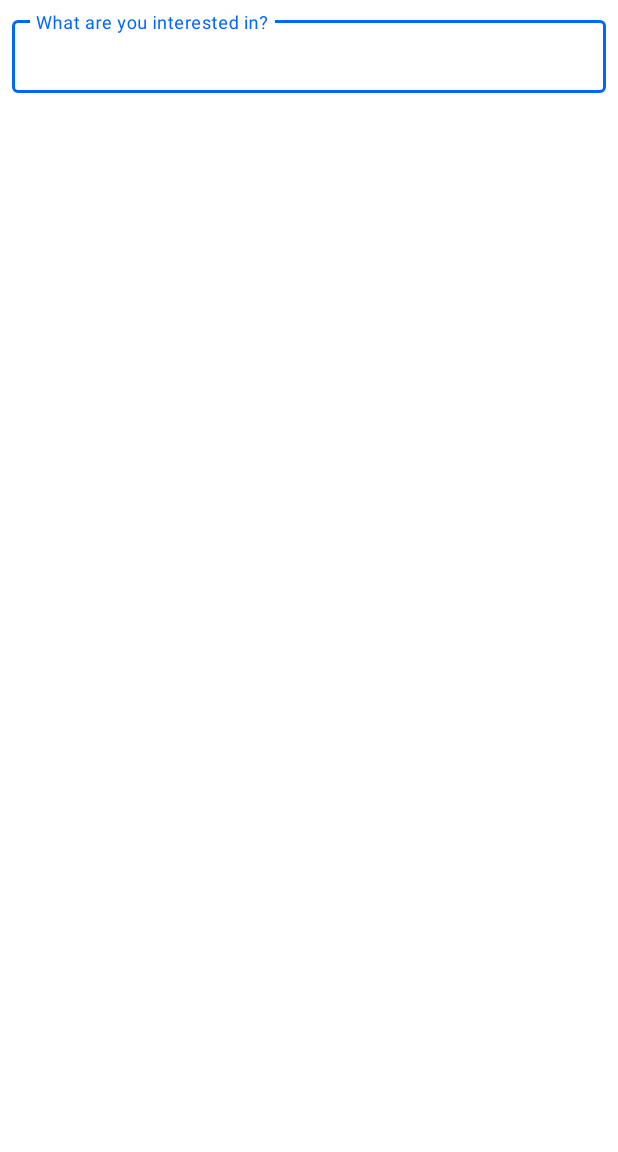
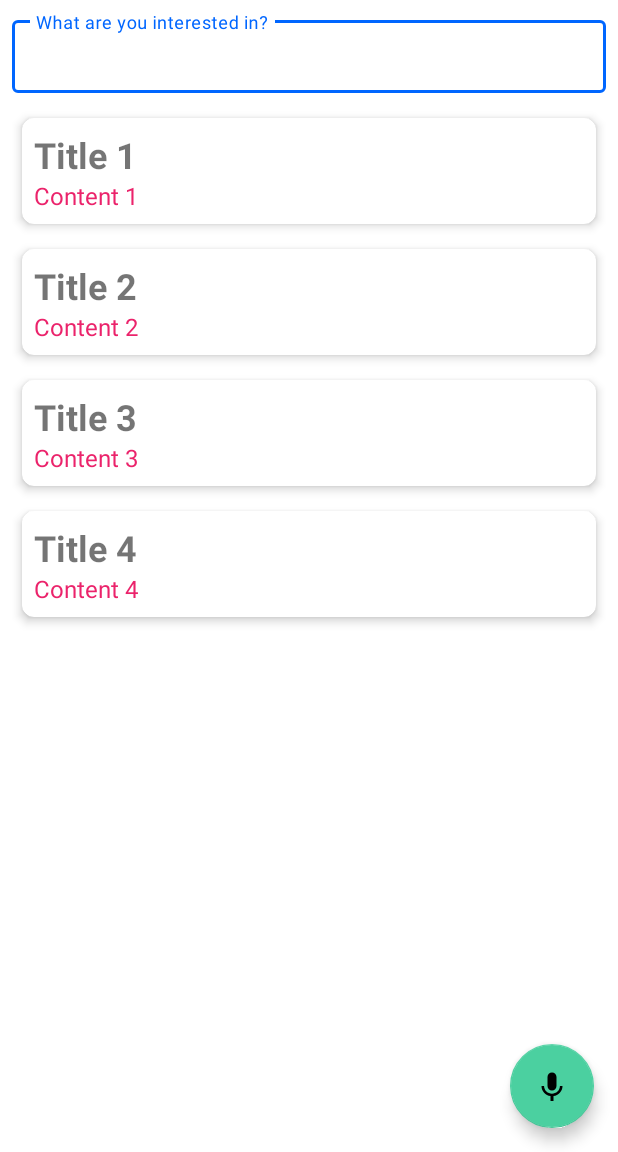
Before and after one commit to NikaNed/NetologyVoiceAssistant, an Android app: the screen it shows after launch (MainActivity), on a phone screen of 412 x 824 dp, the part 84-1236 px from its top. Run offline under Robolectric (Android 15) with nearby library versions, the light colour scheme and no system bars.

Commit message:
Create List view

```diff
--- a/app/src/main/java/com/example/netologyvoiceassistant/MainActivity.kt
+++ b/app/src/main/java/com/example/netologyvoiceassistant/MainActivity.kt
@@ -1,12 +1,40 @@
 package com.example.netologyvoiceassistant
 
+import android.icu.text.CaseMap
 import androidx.appcompat.app.AppCompatActivity
 import android.os.Bundle
 import android.util.Log
 import android.view.Menu
 import android.view.MenuItem
+import android.widget.ListView
+import android.widget.ProgressBar
+import android.widget.SimpleAdapter
 import com.google.android.material.appbar.MaterialToolbar
+import com.google.android.material.floatingactionbutton.FloatingActionButton
+import com.google.android.material.textfield.TextInputEditText
 
+lateinit var requestInput: TextInputEditText
+lateinit var podsAdapter: SimpleAdapter
+lateinit var progressBar: ProgressBar
+
+var pods = mutableListOf<HashMap<String, String>>(
+    HashMap<String, String>().apply {
+        put("Title", "Title 1")
+        put("Content", "Content 1")
+    },
+    HashMap<String, String>().apply {
+        put("Title", "Title 2")
+        put("Content", "Content 2")
+    },
+    HashMap<String, String>().apply {
+        put("Title", "Title 3")
+        put("Content", "Content 3")
+    },
+    HashMap<String, String>().apply {
+        put("Title", "Title 4")
+        put("Content", "Content 4")
+    }
+)
 
 class MainActivity : AppCompatActivity() {
     override fun onCreate(savedInstanceState: Bundle?) {
@@ -16,25 +44,41 @@ class MainActivity : AppCompatActivity() {
 
     }
 
-    private fun initView(){
+    private fun initView() {
         val toolbar = findViewById<MaterialToolbar>(R.id.toolbar) //связываем переменную с тем,
         // что отражается на экране
         setSupportActionBar(toolbar) //связываем toolbar с приложением
+        requestInput = findViewById(R.id.text_input_edit)
+        val podsList: ListView = findViewById(R.id.pods_list)
+        podsAdapter = SimpleAdapter(
+            applicationContext,
+            pods,
+            R.layout.item_pod,
+            arrayOf("Title", "Content"),
+            intArrayOf(R.id.title, R.id.content)
+        )
+        podsList.adapter = podsAdapter
+
+        val voiceInputButton: FloatingActionButton = findViewById(R.id.voice_input_button)
+        voiceInputButton.setOnClickListener {
+            Log.d("TAG", "FAB")
+        }
+        progressBar = findViewById(R.id.progress_bar)
     }
 
     override fun onCreateOptionsMenu(menu: Menu?): Boolean { //переопределяем метод
-        menuInflater.inflate(R.menu.menu_toolbar,menu)//объект отрисовывает приложение
+        menuInflater.inflate(R.menu.menu_toolbar, menu)//объект отрисовывает приложение
         return super.onCreateOptionsMenu(menu)
     }
 
     override fun onOptionsItemSelected(item: MenuItem): Boolean { //чтобы на иконки можно нажимать
-        when(item.itemId){
+        when (item.itemId) {
             R.id.action_stop -> {
-                Log.d("TAG","action_stop")
+                Log.d("TAG", "action_stop")
                 return true
             }
             R.id.action_clear -> {
-                Log.d("TAG","action_clear")
+                Log.d("TAG", "action_clear")
                 return true
             }
         }
--- a/app/src/main/res/layout/activity_main.xml
+++ b/app/src/main/res/layout/activity_main.xml
@@ -43,7 +43,26 @@
         android:divider="?android:attr/colorBackground"
         app:layout_constraintBottom_toBottomOf="parent"
         app:layout_constraintTop_toBottomOf="@+id/text_input_layout"
-        tools:listitem="@layout/item_pod"/>
+        tools:listitem="@layout/item_pod" />
+
+    <com.google.android.material.floatingactionbutton.FloatingActionButton
+        android:id="@+id/voice_input_button"
+        android:layout_width="wrap_content"
+        android:layout_height="wrap_content"
+        android:layout_margin="16dp"
+        android:src="@drawable/ic_baseline_keyboard_voice_24"
+        app:layout_constraintBottom_toBottomOf="parent"
+        app:layout_constraintEnd_toEndOf="parent" />
+
+    <ProgressBar
+        android:id="@+id/progress_bar"
+        android:layout_width="wrap_content"
+        android:layout_height="wrap_content"
+        app:layout_constraintBottom_toBottomOf="parent"
+        app:layout_constraintEnd_toEndOf="@+id/pods_list"
+        app:layout_constraintStart_toStartOf="parent"
+        app:layout_constraintTop_toTopOf="parent"
+        android:visibility="gone"/>
 
 
 </androidx.constraintlayout.widget.ConstraintLayout>
```
